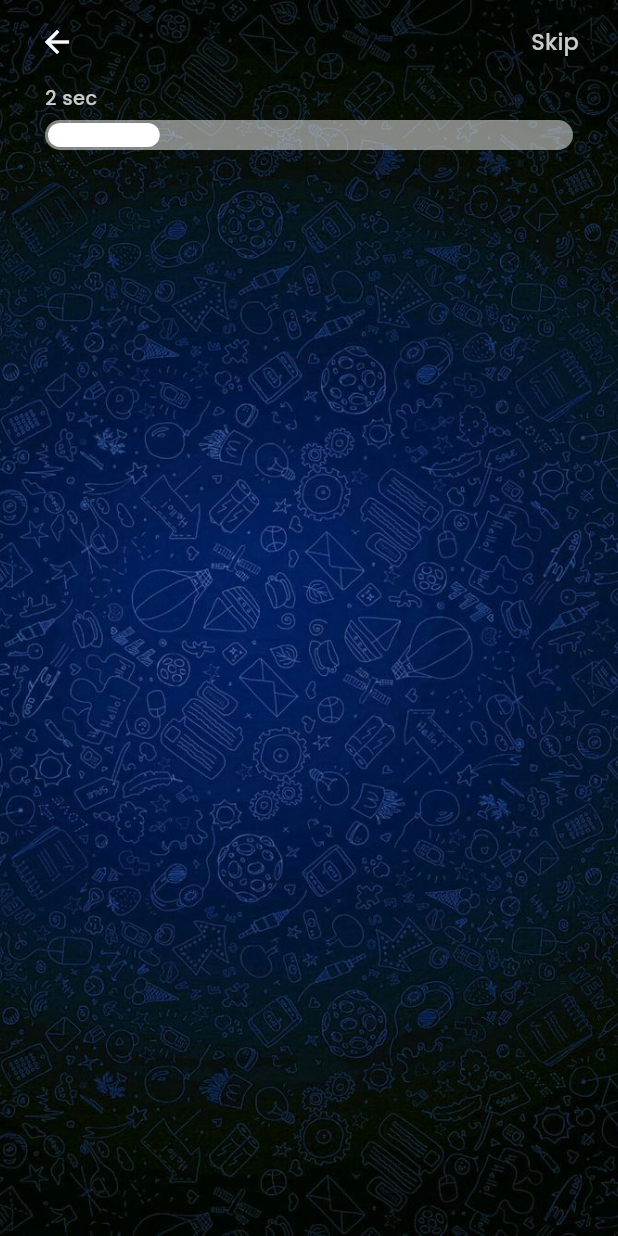
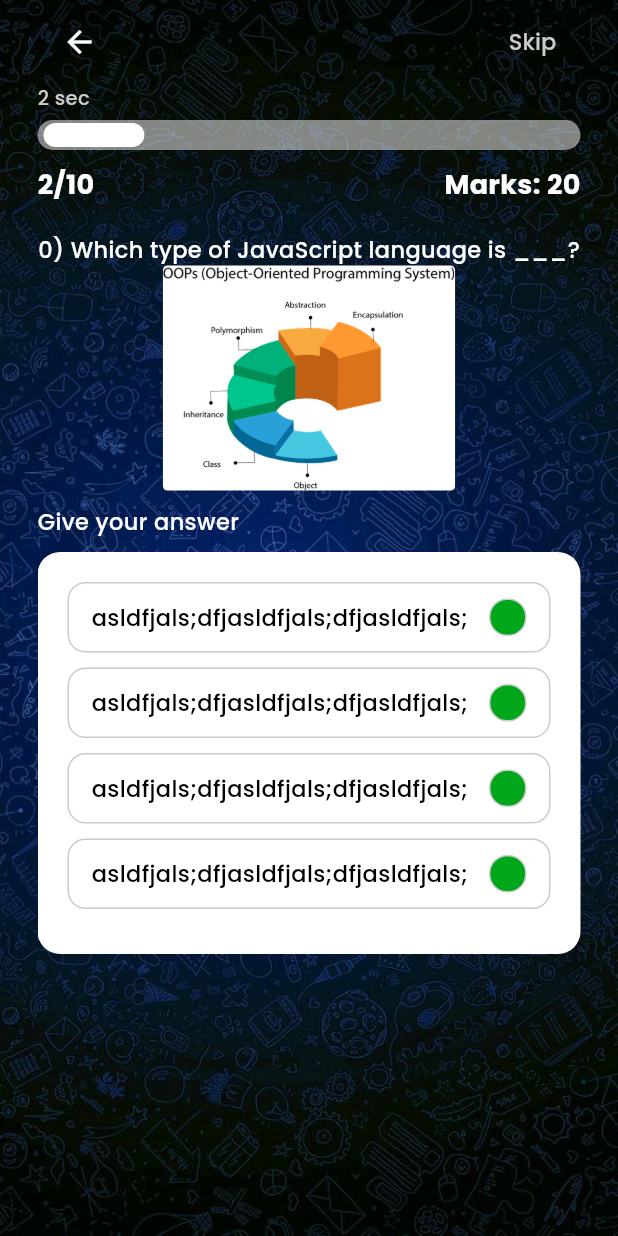
Before and after one commit to Muntasir89/Quizer_App, a Flutter app: the QuizPage screen opened by its route, on a phone screen of 412 x 824 dp. Run offline on Flutter 3.47's test engine with Material 3 defaults, Android fonts, the phone set to English and light mode, and no system bars; our stand-ins replace curved_navigation_bar, flutter_inset_box_shadow, flutter_screenutil, flutter_svg, get, get_storage and 3 more; missing offline and left inert: dart:ffi; accounts and stored records are empty.

Commit message:
QuizPage UI complete

```diff
--- a/lib/res/routes/routes.dart
+++ b/lib/res/routes/routes.dart
@@ -2,7 +2,7 @@ import 'package:get/get.dart';
 import 'package:quizer/view/home_screen/home_screen.dart';
 import 'package:quizer/view/landing_page/landing_page.dart';
 import 'package:quizer/view/quiz_details_page/quiz_details_page.dart';
-import 'package:quizer/view/quiz_sceen/view/quiz_sceen.dart';
+import 'package:quizer/view/quiz_sceen/quiz_sceen.dart';
 import 'package:quizer/view/signup_screen/signup_screen.dart';
 
 import '../../view/login_screen/login_screen.dart';
--- a/lib/res/values/app_values.dart
+++ b/lib/res/values/app_values.dart
@@ -3,18 +3,24 @@ import 'package:get/get.dart';
 
 final w = Get.width;
 final h = Get.height;
-
-const all2 = EdgeInsets.all(2);
+const all20 = EdgeInsets.all(20);
+const symmetric_h4_v2 = EdgeInsets.symmetric(horizontal: 4, vertical: 2);
 const symmetric_h10 = EdgeInsets.symmetric(horizontal: 10);
+const symmetric_h15_v10 = EdgeInsets.symmetric(horizontal: 15, vertical: 10);
+const symmetric_h15 = EdgeInsets.symmetric(horizontal: 15);
 const symmetric_h20 = EdgeInsets.symmetric(horizontal: 20);
 const symmetric_h22_v2 = EdgeInsets.symmetric(horizontal: 22, vertical: 2);
+const symmetric_h25 = EdgeInsets.symmetric(horizontal: 25);
 const only_l20_r20_b20 = EdgeInsets.only(left: 20, right: 20, bottom: 20);
+const only_b10 = EdgeInsets.only(bottom: 10);
 const only_l30_r30_t20 = EdgeInsets.only(left: 30, right: 30, top: 20);
 // const only_l30_r30_t20 = EdgeInsets.only(left: 30, right: 30, top: 20);
 const only_r20 = EdgeInsets.only(right: 20);
 // Radius
 const double r5 = 5;
 const double r10 = 10;
+const double r12 = 12;
+const double r15 = 15;
 const double r20 = 30;
 
 // gap
@@ -23,3 +29,6 @@ const gap_v10 = SizedBox(height: 10);
 const gap_v20 = SizedBox(height: 20);
 const gap_v30 = SizedBox(height: 30);
 const gap_v40 = SizedBox(height: 40);
+
+const gap_h5 = SizedBox(width: 5);
+const gap_h10 = SizedBox(width: 10);
--- a/lib/res/values/text_style.dart
+++ b/lib/res/values/text_style.dart
@@ -37,6 +37,12 @@ const style_white_w500_15 = TextStyle(
   fontSize: 15,
 );
 
+const style_white_bold_18 = TextStyle(
+  color: AppColor.whiteColor,
+  fontWeight: FontWeight.bold,
+  fontSize: 18,
+);
+
 const style_black_w500_15 = TextStyle(
   color: AppColor.primaryTextColor,
   fontWeight: FontWeight.w500,
--- /dev/null
+++ b/lib/view/quiz_sceen/quiz_sceen.dart
@@ -0,0 +1,164 @@
+import 'dart:ffi';
+
+import 'package:flutter/material.dart';
+import 'package:get/get.dart';
+import 'package:quizer/res/colors/AppColor.dart';
+import 'package:quizer/res/values/text_style.dart';
+import 'package:quizer/view/quiz_sceen/widgets/options.dart';
+import 'package:quizer/view_model/quiz/quiz_controller.dart';
+
+import '../../res/assets/AppAssets.dart';
+import '../../res/values/app_values.dart';
+
+class QuizPage extends StatelessWidget {
+  QuizPage({super.key});
+
+  QuizController controller = Get.find<QuizController>();
+
+  @override
+  Widget build(BuildContext context) {
+    return Scaffold(
+      body: Container(
+        padding: symmetric_h25,
+        decoration: const BoxDecoration(
+          image: DecorationImage(
+            image: AssetImage(AppAssets.bg),
+            fit: BoxFit.cover,
+          ),
+        ),
+        child: Column(
+          crossAxisAlignment: CrossAxisAlignment.center,
+          children: [
+            AppBar(
+              backgroundColor: Colors.transparent,
+              foregroundColor: AppColor.whiteColor,
+              actions: [
+                TextButton(
+                  onPressed: () {
+                    controller.nextQuestion();
+                  },
+                  child: Text(
+                    "Skip",
+                    style: style_grey_w500_15,
+                  ),
+                )
+              ],
+            ),
+            Align(
+              alignment: Alignment.centerLeft,
+              child: GetBuilder<QuizController>(
+                builder: (controller) => Text(
+                  "${(controller.animation.value * controller.duration.value).round()} sec",
+                  style: style_grey_w500_13,
+                ),
+              ),
+            ),
+            gap_v5,
+            // For the Progressbar Container
+            Container(
+              height: 20,
+              padding: symmetric_h4_v2,
+              alignment: Alignment.centerLeft,
+              decoration: BoxDecoration(
+                color: AppColor.whiteColor.withOpacity(0.5),
+                borderRadius: BorderRadius.circular(r10),
+              ),
+              child: LayoutBuilder(builder: (context, constraints) {
+                // For ⬇️ progressbar decoration
+                return DecoratedBox(
+                  decoration: BoxDecoration(
+                      color: AppColor.whiteColor,
+                      borderRadius: BorderRadius.circular(r10)),
+                  child: GetBuilder<QuizController>(
+                    builder: (controller) {
+                      // ⬇️ progressbar
+                      return SizedBox(
+                        height: constraints.maxHeight,
+                        width:
+                            constraints.maxWidth * controller.animation.value,
+                      );
+                    },
+                  ),
+                );
+              }),
+            ),
+            gap_v10,
+            GetBuilder<QuizController>(builder: (controller) {
+              return Row(
+                mainAxisAlignment: MainAxisAlignment.spaceBetween,
+                children: [
+                  Text(
+                    "2/10",
+                    style: style_white_bold_18,
+                  ),
+                  Text(
+                    "Marks: 20",
+                    style: style_white_bold_18,
+                  )
+                ],
+              );
+            }),
+            gap_v20,
+            Expanded(
+              child: PageView.builder(
+                physics: NeverScrollableScrollPhysics(),
+                controller: controller.pageController,
+                itemCount: 10,
+                itemBuilder: (context, index) {
+                  return SingleChildScrollView(
+                    child: Column(
+                      children: [
+                        Text(
+                          "$index) Which type of JavaScript language is ___?",
+                          style: style_white_w500_15,
+                        ),
+                        DecoratedBox(
+                          decoration: BoxDecoration(
+                              color: AppColor.whiteColor,
+                              borderRadius: BorderRadius.circular(3)),
+                          child: Image.asset(
+                            "assets/images/OOP.png",
+                            height: 150,
+                            fit: BoxFit.cover,
+                          ),
+                        ),
+                        gap_v10,
+                        Align(
+                          alignment: Alignment.centerLeft,
+                          child: Text(
+                            "Give your answer",
+                            style: style_white_w500_15,
+                          ),
+                        ),
+                        gap_v10,
+                        Container(
+                          padding: all20,
+                          decoration: BoxDecoration(
+                            color: AppColor.whiteColor,
+                            borderRadius: BorderRadius.circular(r15),
+                          ),
+                          child: Column(
+                            children: [
+                              Option(),
+                              Option(),
+                              Option(),
+                              Option(),
+                            ],
+                          ),
+                        ),
+                        // gap_h10
+                      ],
+                    ),
+                  );
+                },
+              ),
+            ),
+            const SizedBox(
+              height: 10,
+            )
+          ],
+        ),
+      ),
+    );
+  }
+}
--- a/lib/view/quiz_sceen/view/quiz_sceen.dart
+++ /dev/null
@@ -1,104 +0,0 @@
-import 'dart:ffi';
-
-import 'package:flutter/material.dart';
-import 'package:get/get.dart';
-import 'package:quizer/res/colors/AppColor.dart';
-import 'package:quizer/res/values/text_style.dart';
-import 'package:quizer/view_model/quiz/quiz_controller.dart';
-
-import '../../../res/assets/AppAssets.dart';
-import '../../../res/values/app_values.dart';
-
-class QuizPage extends StatelessWidget {
-  QuizPage({super.key});
-
-  QuizController controller = Get.find<QuizController>();
-
-  @override
-  Widget build(BuildContext context) {
-    return Scaffold(
-        body: Container(
-      padding: symmetric_h10,
-      decoration: const BoxDecoration(
-        image: DecorationImage(
-          image: AssetImage(AppAssets.bg),
-          fit: BoxFit.cover,
-        ),
-      ),
-      child: Column(
-        crossAxisAlignment: CrossAxisAlignment.center,
-        children: [
-          AppBar(
-            backgroundColor: Colors.transparent,
-            foregroundColor: AppColor.whiteColor,
-            actions: [
-              TextButton(
-                onPressed: () {},
-                child: Text(
-                  "Skip",
-                  style: style_grey_w500_15,
-                ),
-              )
-            ],
-          ),
-          Padding(
-            padding: symmetric_h20,
-            child: Align(
-              alignment: Alignment.centerLeft,
-              child: GetBuilder<QuizController>(
-                builder: (controller) => Text(
-                  "${(controller.animation.value * controller.duration.value).round()} sec",
-                  style: style_grey_w500_13,
-                ),
-              ),
-            ),
-          ),
-          gap_v5,
-          Stack(
-            children: [
-              Container(
-                margin: symmetric_h20,
-                height: 20,
-                // padding: all4,
-                decoration: BoxDecoration(
-                  color: AppColor.whiteColor.withOpacity(0.5),
-                  borderRadius: BorderRadius.circular(r10),
-                ),
-              ),
-              LayoutBuilder(
-                builder: (context, constraints) => GetBuilder<QuizController>(
-                  builder: (controller) {
-                    return Container(
-                      height: 16,
-                      width: constraints.maxWidth * controller.animation.value,
-                      margin: symmetric_h22_v2,
-                      decoration: BoxDecoration(
-                        color: AppColor.whiteColor,
-                        borderRadius: BorderRadius.circular(r10),
-                      ),
-                    );
-                  },
-                ),
-              ),
-            ],
-          ),
-
-          // gap_v10,
-          // Padding(
-          //   padding: symmetric_h10,
-          //   child: DecoratedBox(
-          //     decoration: BoxDecoration(
-          //       color: AppColor.whiteColor.withOpacity(0.5),
-          //     ),
-          //     child: Container(
-          //       margin: all4,
-          //       height: 10,
-          //       decoration: BoxDecoration(color: AppColor.primaryButtonColor),
-          //     ),
-          //   ),
-          // ),
-        ],
-      ),
-    ));
-  }
-}
--- /dev/null
+++ b/lib/view/quiz_sceen/widgets/options.dart
@@ -0,0 +1,46 @@
+import 'package:flutter/material.dart';
+import 'package:quizer/res/colors/AppColor.dart';
+import 'package:quizer/res/values/app_values.dart';
+import 'package:quizer/res/values/text_style.dart';
+
+class Option extends StatelessWidget {
+  const Option({super.key});
+
+  @override
+  Widget build(BuildContext context) {
+    return Container(
+      margin: only_b10,
+      padding: symmetric_h15_v10,
+      decoration: BoxDecoration(
+        color: Colors.transparent,
+        borderRadius: BorderRadius.circular(r12),
+        border: Border.all(color: AppColor.secondaryTextColor, width: 1),
+      ),
+      child: Row(
+        mainAxisAlignment: MainAxisAlignment.spaceBetween,
+        crossAxisAlignment: CrossAxisAlignment.center,
+        children: [
+          Expanded(
+            child: Text(
+              "asldfjals;dfjasldfjals;dfjasldfjals;",
+              style: style_black_w500_15,
+            ),
+          ),
+          gap_h5,
+          Container(
+            height: 25,
+            width: 25,
+            decoration: BoxDecoration(
+              color: AppColor.primaryButtonColor,
+              borderRadius: BorderRadius.circular(r12),
+              border: Border.all(
+                width: 1,
+                color: AppColor.secondaryTextColor,
+              ),
+            ),
+          )
+        ],
+      ),
+    );
+  }
+}
--- a/lib/view_model/all_bindings.dart
+++ b/lib/view_model/all_bindings.dart
@@ -7,7 +7,7 @@ class AllBindings extends Bindings {
   @override
   void dependencies() {
     Get.lazyPut<SubjectDropDownController>(() => SubjectDropDownController());
-    Get.lazyPut<QuizController>(() => QuizController());
+    Get.lazyPut<QuizController>(() => QuizController(), fenix: true);
     Get.lazyPut<BottomNavController>(() => BottomNavController());
   }
 }
--- a/lib/view_model/quiz/quiz_controller.dart
+++ b/lib/view_model/quiz/quiz_controller.dart
@@ -32,6 +32,19 @@ class QuizController extends GetxController
     super.onInit();
   }
 
+  void nextQuestion() {
+    // Reset the counter
+    print("next Question starts");
+    _animationController.reset();
+    _pageController.nextPage(
+      duration: Duration(seconds: 1),
+      curve: Curves.linear,
+    );
+    _animationController.forward().whenComplete(() {
+      nextQuestion();
+    });
+  }
+
   // // called just before the Controller is deleted from memory
   @override
   void onClose() {
@@ -39,13 +52,4 @@ class QuizController extends GetxController
     _pageController.dispose();
     super.onClose();
   }
-
-  void nextQuestion() {
-    // Reset the counter
-    print("next Question starts");
-    _animationController.reset();
-    _animationController.forward().whenComplete(() {
-      nextQuestion();
-    });
-  }
 }
--- a/pubspec.yaml
+++ b/pubspec.yaml
@@ -71,6 +71,7 @@ flutter:
     - assets/images/
     - assets/fonts/
     - assets/images/bg.png
+    - assets/images/OOP.png
 
   # An image asset can refer to one or more resolution-specific "variants", see
   # https://flutter.dev/assets-and-images/#resolution-aware
```
Also changed, not shown: assets/images/OOP.png (added).
